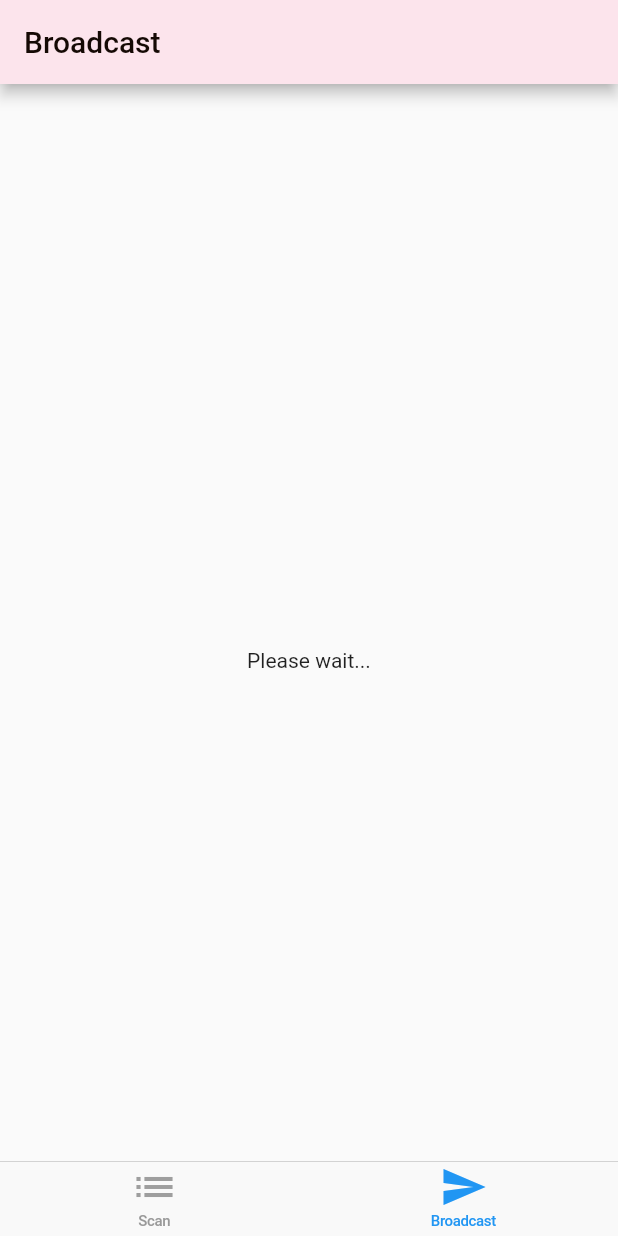
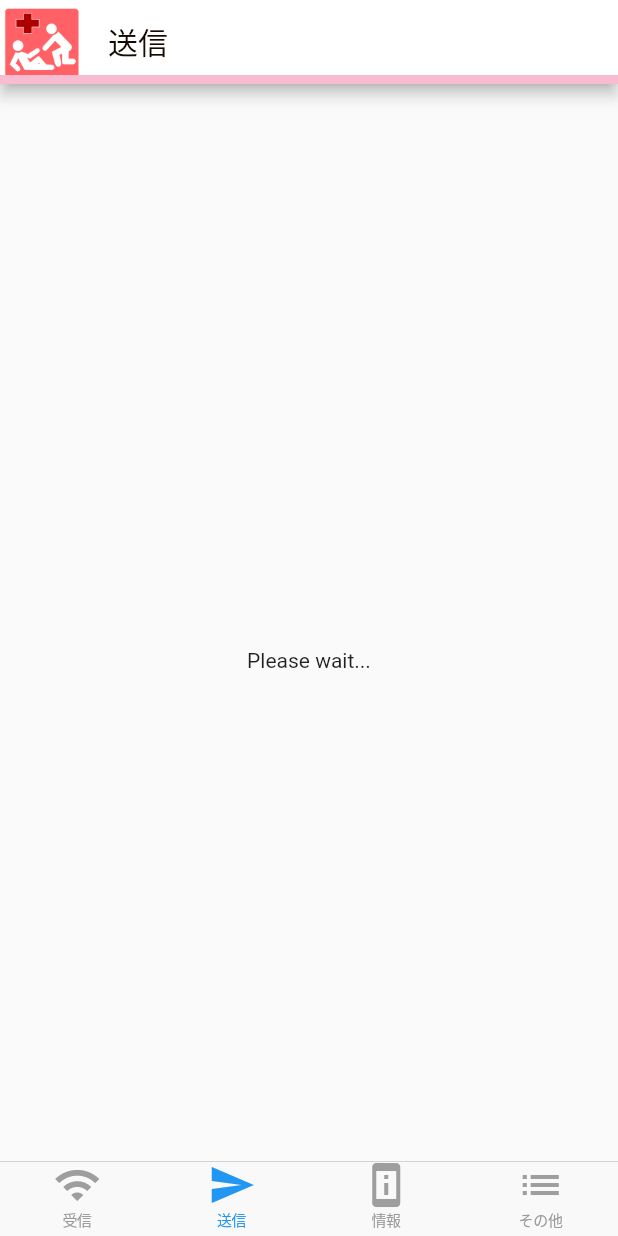
Before and after one commit to hirune05/beacon_app, a Flutter app: the screen it shows after launch, item 2 of the bottom bar chosen, on a phone screen of 412 x 824 dp. Run offline on Flutter 3.47's test engine with Material 2 defaults, Android fonts, the phone set to English and light mode, and no system bars; our stand-ins replace flutter_local_notifications; missing offline and left inert: flutter_beacon.

Commit message:
情報とその他を付け加えた

```diff
--- a/lib/view/cupertino_home_scaffold.dart
+++ b/lib/view/cupertino_home_scaffold.dart
@@ -25,6 +25,8 @@ class CupertinoHomeScaffold extends StatelessWidget {
         items: [
           _buildItem(TabItem.scanning),
           _buildItem(TabItem.broadcasting),
+          _buildItem(TabItem.information),
+          _buildItem(TabItem.settings),
         ],
         //タブを押したときのイベント
         onTap: (index) => onSelectTab(TabItem.values[index]),
--- a/lib/view/home_page.dart
+++ b/lib/view/home_page.dart
@@ -1,5 +1,7 @@
 import 'package:flutter/material.dart';
 import 'package:sumple_beacon/view/pages/beacon_broadcasting_page.dart';
+import 'package:sumple_beacon/view/pages/information.dart';
+import 'package:sumple_beacon/view/pages/settings.dart';
 import 'cupertino_home_scaffold.dart';
 import 'pages/beacon_scanning_page.dart';
 import 'tab_item.dart';
@@ -18,6 +20,8 @@ class _HomePageState extends State<HomePage> {
   final Map<TabItem, GlobalKey<NavigatorState>> navigatorKeys = {
     TabItem.scanning: GlobalKey<NavigatorState>(),
     TabItem.broadcasting: GlobalKey<NavigatorState>(),
+    TabItem.information: GlobalKey<NavigatorState>(),
+    TabItem.settings: GlobalKey<NavigatorState>(),
   };
 
   //enumで定義したTabItemに応じたページを実装する
@@ -25,6 +29,8 @@ class _HomePageState extends State<HomePage> {
     return {
       TabItem.scanning: (_) => const BeaconScanningPage(),
       TabItem.broadcasting: (_) => const BeaconBroadcastingPage(),
+      TabItem.information: (_) => const InformationPage(),
+      TabItem.settings: (_) => const SettingsPage(),
     };
   }
 
--- a/lib/view/pages/beacon_broadcasting_page.dart
+++ b/lib/view/pages/beacon_broadcasting_page.dart
@@ -91,12 +91,14 @@ class _BeaconBroadcastingPageState extends State<BeaconBroadcastingPage>
       // (1) テキスト入力が表示された際に、Widgetがはみ出してエラー表示されるのを回避
       resizeToAvoidBottomInset: false,
       appBar: AppBar(
-        backgroundColor: Colors.pink[50],
+        leading: Image.asset('images/icon.png'),
+        backgroundColor: Colors.white,
         title: const Text(
-          'Broadcast',
+          '送信',
           style: TextStyle(color: Color.fromARGB(255, 21, 9, 4)),
         ),
-        centerTitle: false,
+        shape:
+            Border(bottom: BorderSide(color: Colors.pink.shade100, width: 6)),
       ),
       body: GestureDetector(
         onTap: () => FocusScope.of(context).requestFocus(clearFocus),
--- a/lib/view/pages/beacon_scanning_page.dart
+++ b/lib/view/pages/beacon_scanning_page.dart
@@ -243,7 +243,7 @@ class _BeaconScanningPageState extends State<BeaconScanningPage>
     return Scaffold(
       appBar: AppBar(
         title: const Text(
-          'アプリ名',
+          '受信',
           style: TextStyle(color: Colors.black),
         ),
         leading: Image.asset('images/icon.png'),
--- a/lib/view/tab_item.dart
+++ b/lib/view/tab_item.dart
@@ -5,6 +5,8 @@ import 'package:flutter/material.dart';
 enum TabItem {
   scanning,
   broadcasting,
+  information,
+  settings,
 }
 
 //Map形式で先ほど定義したenumをキーとして、titleとiconの情報を持ったTabItemDataを定義する
@@ -16,7 +18,10 @@ class TabItemData {
   final IconData icon;
 
   static const Map<TabItem, TabItemData> allTabs = {
-    TabItem.scanning: TabItemData(title: 'Scan', icon: Icons.list),
-    TabItem.broadcasting: TabItemData(title: 'Broadcast', icon: Icons.send),
+    TabItem.scanning: TabItemData(title: '受信', icon: Icons.wifi),
+    TabItem.broadcasting: TabItemData(title: '送信', icon: Icons.send),
+    TabItem.information:
+        TabItemData(title: '情報', icon: Icons.perm_device_information),
+    TabItem.settings: TabItemData(title: 'その他', icon: Icons.list),
   };
 }
```
Also changed, not shown: lib/view/pages/information.dart (added, +34 -0 lines), lib/view/pages/settings.dart (added, +33 -0 lines), 1 other file.
